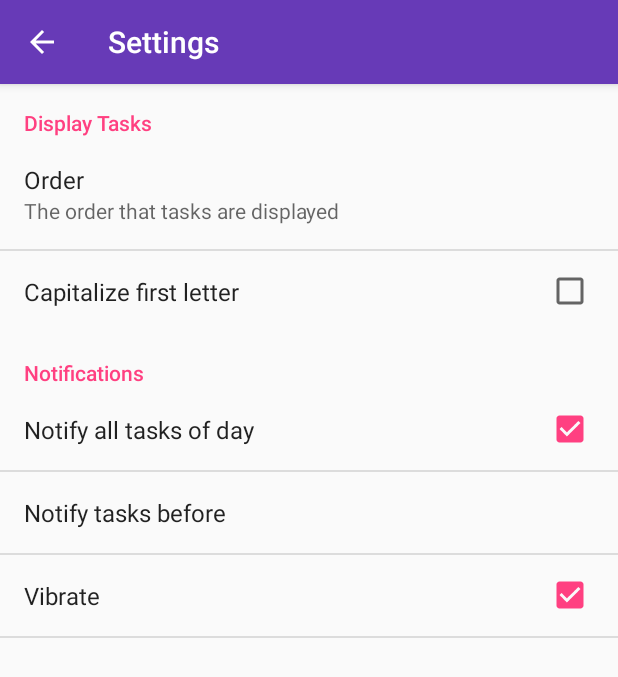
After one commit to eduardossampaio/tarefas, an Android app: the SettingsActivity screen opened directly, with no data from a screen before it, on a phone screen of 412 x 824 dp. The commit adds this screen. Shown: the top 677 px of the screen. Run offline under Robolectric (Android 15) with nearby library versions, the phone set to English and light mode, and no system bars.

Commit message:
criada activity de configurações

```diff
--- a/tarefas2/app/build.gradle
+++ b/tarefas2/app/build.gradle
@@ -11,6 +11,7 @@ android {
         versionCode 6
         versionName "1.1.1"
 
+        vectorDrawables.useSupportLibrary = true
     }
     buildTypes {
         release {
@@ -42,4 +43,5 @@ dependencies {
     compile 'org.lucasr.dspec:dspec:0.1.1'
     compile 'com.android.support:support-v4:23.4.0'
     compile 'br.com.liveo:navigationdrawer-material:2.5.1'
+    compile 'com.android.support:support-vector-drawable:23.4.0'
 }
--- /dev/null
+++ b/tarefas2/app/src/main/java/com/apps/esampaio/tarefas/view/activity/AppCompatPreferenceActivity.java
@@ -0,0 +1,109 @@
+package com.apps.esampaio.tarefas.view.activity;
+
+import android.content.res.Configuration;
+import android.os.Bundle;
+import android.preference.PreferenceActivity;
+import android.support.annotation.LayoutRes;
+import android.support.annotation.Nullable;
+import android.support.v7.app.ActionBar;
+import android.support.v7.app.AppCompatDelegate;
+import android.support.v7.widget.Toolbar;
+import android.view.MenuInflater;
+import android.view.View;
+import android.view.ViewGroup;
+
+/**
+ * A {@link android.preference.PreferenceActivity} which implements and proxies the necessary calls
+ * to be used with AppCompat.
+ */
+public abstract class AppCompatPreferenceActivity extends PreferenceActivity {
+
+    private AppCompatDelegate mDelegate;
+
+    @Override
+    protected void onCreate(Bundle savedInstanceState) {
+        getDelegate().installViewFactory();
+        getDelegate().onCreate(savedInstanceState);
+        super.onCreate(savedInstanceState);
+    }
+
+    @Override
+    protected void onPostCreate(Bundle savedInstanceState) {
+        super.onPostCreate(savedInstanceState);
+        getDelegate().onPostCreate(savedInstanceState);
+    }
+
+    public ActionBar getSupportActionBar() {
+        return getDelegate().getSupportActionBar();
+    }
+
+    public void setSupportActionBar(@Nullable Toolbar toolbar) {
+        getDelegate().setSupportActionBar(toolbar);
+    }
+
+    @Override
+    public MenuInflater getMenuInflater() {
+        return getDelegate().getMenuInflater();
+    }
+
+    @Override
+    public void setContentView(@LayoutRes int layoutResID) {
+        getDelegate().setContentView(layoutResID);
+    }
+
+    @Override
+    public void setContentView(View view) {
+        getDelegate().setContentView(view);
+    }
+
+    @Override
+    public void setContentView(View view, ViewGroup.LayoutParams params) {
+        getDelegate().setContentView(view, params);
+    }
+
+    @Override
+    public void addContentView(View view, ViewGroup.LayoutParams params) {
+        getDelegate().addContentView(view, params);
+    }
+
+    @Override
+    protected void onPostResume() {
+        super.onPostResume();
+        getDelegate().onPostResume();
+    }
+
+    @Override
+    protected void onTitleChanged(CharSequence title, int color) {
+        super.onTitleChanged(title, color);
+        getDelegate().setTitle(title);
+    }
+
+    @Override
+    public void onConfigurationChanged(Configuration newConfig) {
+        super.onConfigurationChanged(newConfig);
+        getDelegate().onConfigurationChanged(newConfig);
+    }
+
+    @Override
+    protected void onStop() {
+        super.onStop();
+        getDelegate().onStop();
+    }
+
+    @Override
+    protected void onDestroy() {
+        super.onDestroy();
+        getDelegate().onDestroy();
+    }
+
+    public void invalidateOptionsMenu() {
+        getDelegate().invalidateOptionsMenu();
+    }
+
+    private AppCompatDelegate getDelegate() {
+        if (mDelegate == null) {
+            mDelegate = AppCompatDelegate.create(this, null);
+        }
+        return mDelegate;
+    }
+}
--- /dev/null
+++ b/tarefas2/app/src/main/java/com/apps/esampaio/tarefas/view/activity/SettingsActivity.java
@@ -0,0 +1,63 @@
+package com.apps.esampaio.tarefas.view.activity;
+
+
+
+import android.content.Context;
+import android.content.Intent;
+import android.content.res.Configuration;
+import android.media.Ringtone;
+import android.media.RingtoneManager;
+import android.net.Uri;
+import android.os.Build;
+import android.os.Bundle;
+import android.preference.ListPreference;
+import android.preference.Preference;
+import android.preference.PreferenceActivity;
+import android.support.v7.app.ActionBar;
+import android.preference.PreferenceFragment;
+import android.preference.PreferenceManager;
+import android.preference.RingtonePreference;
+import android.text.TextUtils;
+import android.util.Log;
+import android.view.MenuItem;
+import android.widget.Button;
+
+
+import com.apps.esampaio.tarefas.R;
+
+import java.util.List;
+
+//TODO mostrar valor selecionado http://stackoverflow.com/questions/531427/how-do-i-display-the-current-value-of-an-android-preference-in-the-preference-su
+public class SettingsActivity extends AppCompatPreferenceActivity {
+    @Override
+    protected void onCreate(Bundle savedInstanceState) {
+        super.onCreate(savedInstanceState);
+        getFragmentManager().beginTransaction().replace(android.R.id.content, new MyPreferenceFragment()).commit();
+        if(getSupportActionBar()!=null) {
+            getSupportActionBar().setHomeButtonEnabled(true);
+            getSupportActionBar().setDisplayHomeAsUpEnabled(true);
+        }
+
+    }
+
+
+    @Override
+    public boolean onOptionsItemSelected(MenuItem item) {
+        if( item.getItemId()==android.R.id.home){
+            finish();
+        }
+        return super.onOptionsItemSelected(item);
+    }
+
+
+    public static class MyPreferenceFragment extends PreferenceFragment{
+        @Override
+        public void onCreate(Bundle savedInstanceState) {
+            super.onCreate(savedInstanceState);
+            addPreferencesFromResource(R.xml.preferences);
+        }
+    }
+
+
+
+}
--- a/tarefas2/app/src/main/java/com/apps/esampaio/tarefas/view/fragment/CompletedTasksFragment.java
+++ b/tarefas2/app/src/main/java/com/apps/esampaio/tarefas/view/fragment/CompletedTasksFragment.java
@@ -5,6 +5,7 @@ import android.view.LayoutInflater;
 import android.view.View;
 import android.view.ViewGroup;
 
+import com.apps.esampaio.tarefas.R;
 import com.apps.esampaio.tarefas.entities.Task;
 
 import java.util.ArrayList;
@@ -16,7 +17,7 @@ public class CompletedTasksFragment extends ListTasksFragment{
     @Override
     public View onCreateView(LayoutInflater inflater, ViewGroup container, Bundle savedInstanceState) {
         View view = super.onCreateView(inflater, container, savedInstanceState);
-        setEmptyMessage("=Sem tarefas conluídas");
+        setEmptyMessage(getActivity().getString(R.string.completed_task_fragment_empty_message));
         return view;
     }
 
--- a/tarefas2/app/src/main/java/com/apps/esampaio/tarefas/view/fragment/TodayTasksFragment.java
+++ b/tarefas2/app/src/main/java/com/apps/esampaio/tarefas/view/fragment/TodayTasksFragment.java
@@ -18,7 +18,7 @@ public class TodayTasksFragment extends ListTasksFragment {
     @Override
     public View onCreateView(LayoutInflater inflater, ViewGroup container, Bundle savedInstanceState) {
         View view =  super.onCreateView(inflater, container, savedInstanceState);
-        setEmptyMessage("=Sem tarefas para hoje=");
+        setEmptyMessage(getActivity().getString(R.string.today_task_fragment_empty_message));
         return view;
     }
 
--- a/tarefas2/app/src/main/res/values/strings.xml
+++ b/tarefas2/app/src/main/res/values/strings.xml
@@ -11,6 +11,10 @@
     <string name="empty_task_list">No Tasks Registered</string>
     <string name="task_item_completed_tasks">Completed Task: </string>
     <string name="task_no_subtasks_registered">Touch to add subtasks.</string>
+
+    <!-- Tasks fragments -->
+    <string name="today_task_fragment_empty_message">No tasks for today</string>
+    <string name="completed_task_fragment_empty_message">No tasks for today</string>
 
 
     <!-- Dialogs -->
@@ -37,6 +41,9 @@
     <string name="subtasks_enter_description">Enter description</string>
     <string name="subtasks_schedule_date">At</string>
 
+
+
+
     <!-- New Subtask Dialog-->
     <string name="dialog_new_subtask_title">New Subtask</string>
     <string name="dialog_new_subtask_title_edit">Edit Subtask</string>
@@ -57,11 +64,55 @@
     <string name="notification_tasks_title">You have tasks today</string>
     <string name="notification_tasks_list_title">Today tasks</string>
 
-    <!-- TODO: Remove or change this placeholder text -->
-    <string name="hello_blank_fragment">Hello blank fragment</string>
+
+    <!-- Navigation Drawer -->
+    <string name="navigation_drawer_all_tasks">All Tasks</string>
+    <string name="navigation_drawer_today_tasks">Today\'s Tasks</string>
+    <string name="navigation_drawer_completed_tasks">Completed Tasks</string>
+    <string name="navigation_drawer_settings">Settings</string>
+    <string name="navigation_drawer_rate">Rate</string>
+
+    <!-- Settings -->
+    <string name="title_activity_settings">Settings</string>
+    <string name="settings_category_display_tasks">Display Tasks</string>
+    <string name="settings_category_notifications">Notifications</string>
+    <!-- order -->
+    <!-- order type -->
+    <string name="settings_title_order">Order</string>
+    <string name="settings_summary_order">The order that tasks are displayed</string>
+    <string-array name="settings_order_labels">
+        <item>Order by name</item>
+        <item>Order by date</item>
+        <item>Completed first</item>
+    </string-array>
+    <string-array name="settings_order_values">
+        <item>1</item>
+        <item>2</item>
+        <item>3</item>
+    </string-array>
+    <!-- Capitalize -->
+    <string name="settings_capitalize_first">Capitalize first letter</string>
+
+    <!-- Notifications -->
+    <string name="settings_notification_notify_all">Notify all tasks of day</string>
+    <string name="settings_notification_notify_before">Notify tasks before</string>
+    <string-array name="settings_notification_notify_before_label">
+        <item>5 hours</item>
+        <item>3 hours</item>
+        <item>2 hours</item>
+        <item>1 hour</item>
+        <item>half hour</item>
+        <item>15 minutes</item>
+    </string-array>
+    <string-array name="settings_notification_notify_before_values">
+        <item>1</item>
+        <item>2</item>
+        <item>3</item>
+        <item>4</item>
+        <item>5</item>
+        <item>6</item>
+    </string-array>
+    <string name="settings_notification_vibrate">Vibrate</string>
 
 
-    <string name="drawer_open">Drawer OPen</string>
-    <string name="drawer_close">Drawer Close</string>
-
 </resources>
--- a/tarefas2/app/src/main/res/values/styles.xml
+++ b/tarefas2/app/src/main/res/values/styles.xml
@@ -2,6 +2,16 @@
 
     <!-- Base application theme. -->
     <style name="AppTheme" parent="Theme.AppCompat.Light.NoActionBar">
+        <!-- Customize your theme here. -->
+        <item name="colorPrimary">@color/primary</item>
+        <item name="colorPrimaryDark">@color/primary_dark</item>
+        <item name="colorAccent">@color/accent</item>
+        <item name="android:actionMenuTextColor">@android:color/white</item>
+        <!--<item name="android:fontFamily">Roboto Regular 16sp</item>-->
+    </style>
+
+    <!-- Base application theme. -->
+    <style name="AppTheme.ActionBar" parent="Theme.AppCompat.Light.DarkActionBar">
         <!-- Customize your theme here. -->
         <item name="colorPrimary">@color/primary</item>
         <item name="colorPrimaryDark">@color/primary_dark</item>
--- /dev/null
+++ b/tarefas2/app/src/main/res/xml/preferences.xml
@@ -0,0 +1,33 @@
+<?xml version="1.0" encoding="utf-8"?>
+<PreferenceScreen xmlns:android="http://schemas.android.com/apk/res/android">
+    <PreferenceCategory android:title="@string/settings_category_display_tasks">
+        <ListPreference
+            android:defaultValue="1"
+            android:entries="@array/settings_order_labels"
+            android:entryValues="@array/settings_order_labels"
+            android:key="order_type"
+            android:summary="@string/settings_summary_order"
+            android:title="@string/settings_title_order" />
+
+        <CheckBoxPreference android:title="@string/settings_capitalize_first"
+            android:defaultValue="false"
+            android:key="capitalize_first" />
+    </PreferenceCategory>
+    <PreferenceCategory android:title="@string/settings_category_notifications">
+        <CheckBoxPreference android:title="@string/settings_notification_notify_all"
+            android:defaultValue="true"
+            android:key="notify_all" />
+
+        <ListPreference
+            android:defaultValue="2"
+            android:entries="@array/settings_notification_notify_before_label"
+            android:entryValues="@array/settings_notification_notify_before_values"
+            android:key="notify_before"
+            android:title="@string/settings_notification_notify_before" />
+
+        <CheckBoxPreference android:title="@string/settings_notification_vibrate"
+            android:defaultValue="true"
+            android:key="vibrate" />
+    </PreferenceCategory>
+
+</PreferenceScreen>
```
Also changed, not shown: tarefas2/app/src/main/AndroidManifest.xml (+24 -16 lines), tarefas2/app/src/main/java/com/apps/esampaio/tarefas/view/activity/ListTasksActivity.java (+26 -11 lines), tarefas2/app/src/main/res/drawable/ic_info_black_24dp.xml (added, +9 -0 lines), tarefas2/app/src/main/res/drawable/ic_notifications_black_24dp.xml (added, +9 -0 lines), tarefas2/app/src/main/res/drawable/ic_sync_black_24dp.xml (added, +9 -0 lines).
